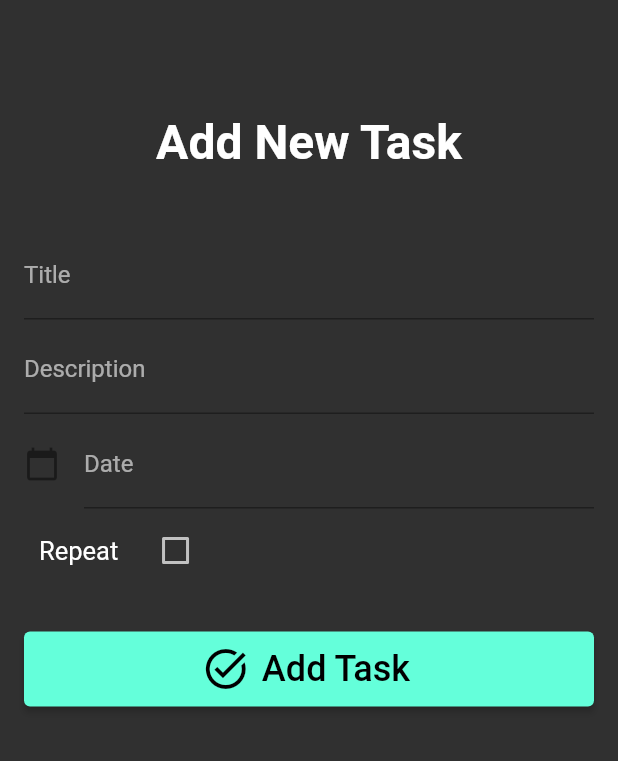
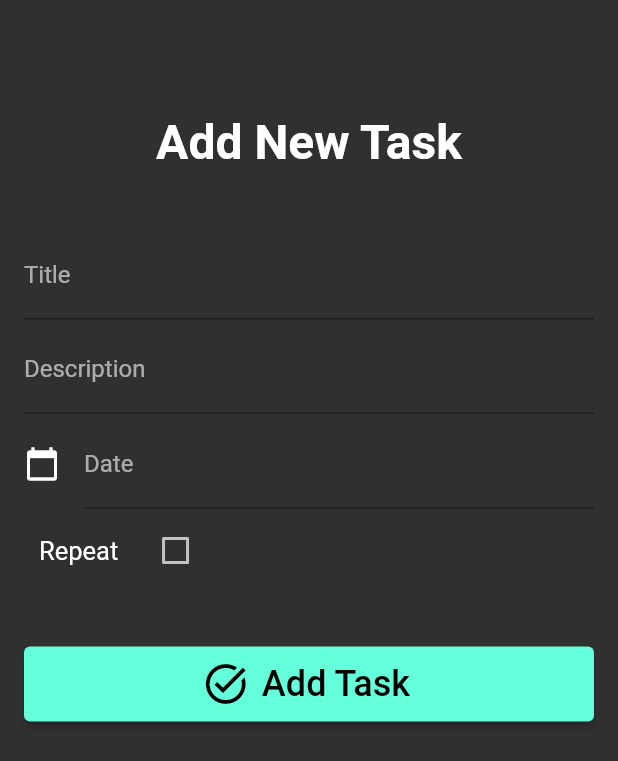
Before and after one commit to priyanshi3/ToDoList, a Flutter app: the NewWidget screen opened directly, on a phone screen of 412 x 824 dp. Shown: the top 761 px of the screen. Run offline on Flutter 3.47's test engine with Material 2 defaults, Android fonts, the phone set to English and light mode, and no system bars; our stand-ins replace cloud_firestore, email_validator, firebase_auth, firebase_core; missing offline and left inert: dart:js; accounts and stored records are empty.

```diff
--- a/lib/widget/new_widget.dart
+++ b/lib/widget/new_widget.dart
@@ -29,6 +29,19 @@ class _NewWidgetState extends State<NewWidget> {
   final descriptionController = TextEditingController();
   final dateController = TextEditingController();
   bool repeatController = false;
+  var repeatOnValue = "Daily";
+
+  final items = [
+    "Daily",
+    "Monday",
+    "Tuesday",
+    "Wednesday",
+    "Thursday",
+    "Friday",
+    "Saturday",
+    "Sunday",
+    "Weekend"
+  ];
 
   @override
   void dispose() {
@@ -74,6 +87,7 @@ class _NewWidgetState extends State<NewWidget> {
             decoration: InputDecoration(
               icon: Icon(Icons.calendar_today),
               labelText: 'Date',
+              iconColor: Colors.white,
             ),
             readOnly: true,
             onTap: () => selectdate(context),
@@ -100,6 +114,25 @@ class _NewWidgetState extends State<NewWidget> {
               ), //Checkbox
             ], //<Widget>[]
           ),
+          SizedBox(height: 10,),
+          if(repeatController)
+            DropdownButton(
+                value: repeatOnValue,
+                isExpanded: true,
+                icon: Icon(Icons.keyboard_arrow_down),
+                iconEnabledColor: Colors.white,
+                items: items.map((String items) {
+                  return DropdownMenuItem(
+                      value: items,
+                      child: Text(items),
+                  );
+                }).toList(),
+                onChanged: (String? value) {
+                  setState(() {
+                    repeatOnValue = value!;
+                  });
+                }
+            ),
           SizedBox(height: 30,),
           ElevatedButton.icon(
             style: ElevatedButton.styleFrom(
@@ -132,6 +165,7 @@ class _NewWidgetState extends State<NewWidget> {
         description: descriptionController.text,
         date: DateTime.parse(dateController.text),
         repeating: repeatController,
+        repeatOn: repeatOnValue
       );
       final json = task.toJson();
       // final json = {
@@ -175,13 +209,15 @@ class Task {
   final String description;
   final DateTime date;
   final bool repeating;
+  final String repeatOn;
 
   Task({
     this.id = '',
     required this.title,
     required this.description,
     required this.date,
-    required this.repeating
+    required this.repeating,
+    required this.repeatOn
   });
 
   Map<String, dynamic> toJson() => {
@@ -189,6 +225,7 @@ class Task {
     'description' : description,
     'date' : date,
     'repeating' : repeating,
+    'repeatOn' : repeatOn
   };
 
   static Task fromJson(Map<String, dynamic> json) => Task (
@@ -196,6 +233,7 @@ class Task {
     title: json['title'],
     description: json['description'],
     date: json['date'].toDate(),
-    repeating: json['repeating']
+    repeating: json['repeating'],
+    repeatOn: json['repeatOn']
   );
 }
--- a/pubspec.yaml
+++ b/pubspec.yaml
@@ -40,6 +40,7 @@ dependencies:
   # Use with the CupertinoIcons class for iOS style icons.
   cupertino_icons: ^1.0.2
   firebase_core: ^2.15.1
+  info_popup: ^3.0.6
 
 dev_dependencies:
   flutter_test:
```
Also changed, not shown: lib/page/home_page.dart (+37 -5 lines), pubspec.lock.
